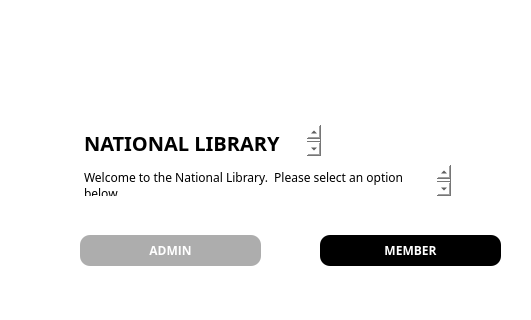
Qt form LIS/login.ui (TenacioussD/library_information_system) before a commit; both pictures show x 219 to 750 and y 174 to 494 of the 1019 by 670 pixel window.
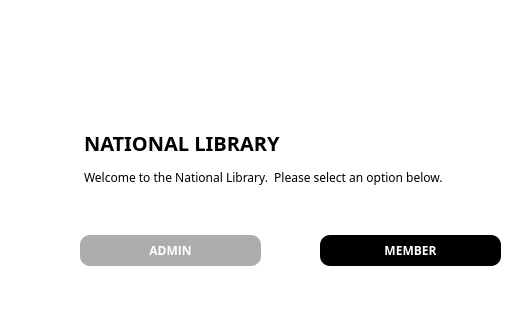
The same form after that commit. Icons and pictures are not drawn.

```diff
--- a/LIS/login.ui
+++ b/LIS/login.ui
@@ -122,6 +122,12 @@
 font-weight: bold;
 font-size: 20px;</string>
         </property>
+        <property name="verticalScrollBarPolicy">
+         <enum>Qt::ScrollBarAlwaysOff</enum>
+        </property>
+        <property name="readOnly">
+         <bool>true</bool>
+        </property>
         <property name="plainText">
          <string>NATIONAL LIBRARY</string>
         </property>
@@ -138,6 +144,12 @@
         <property name="styleSheet">
          <string notr="true">font-family: Baloo 2;</string>
         </property>
+        <property name="verticalScrollBarPolicy">
+         <enum>Qt::ScrollBarAlwaysOff</enum>
+        </property>
+        <property name="readOnly">
+         <bool>true</bool>
+        </property>
         <property name="plainText">
          <string>Welcome to the National Library.  Please select an option below.</string>
         </property>
```
